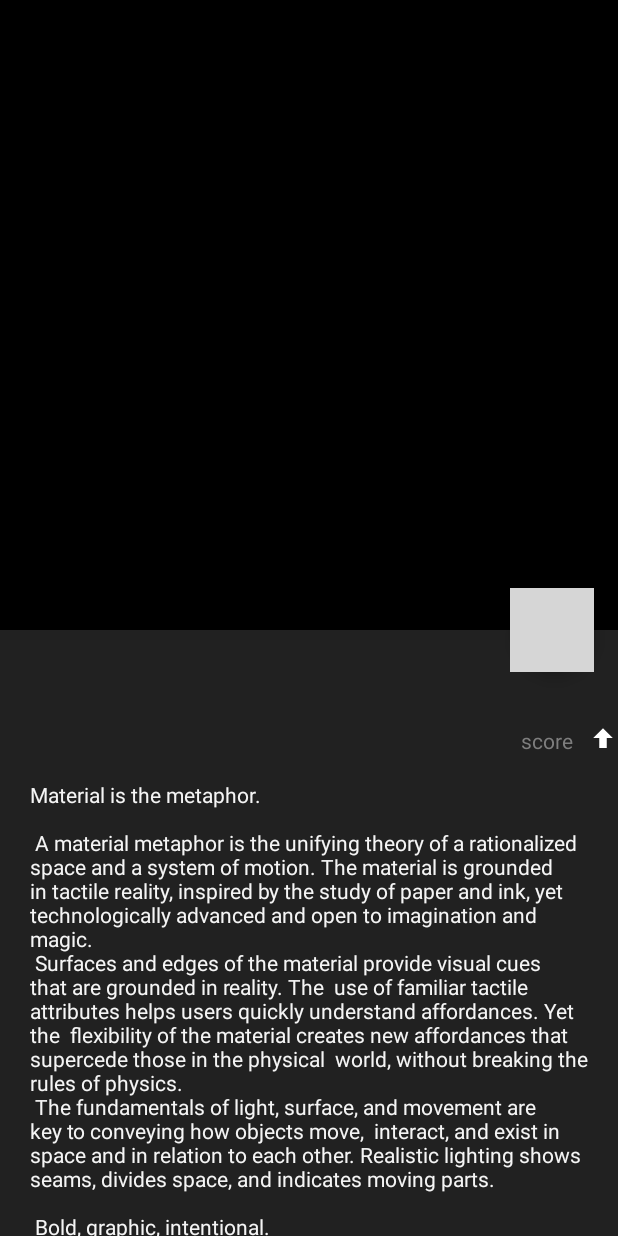
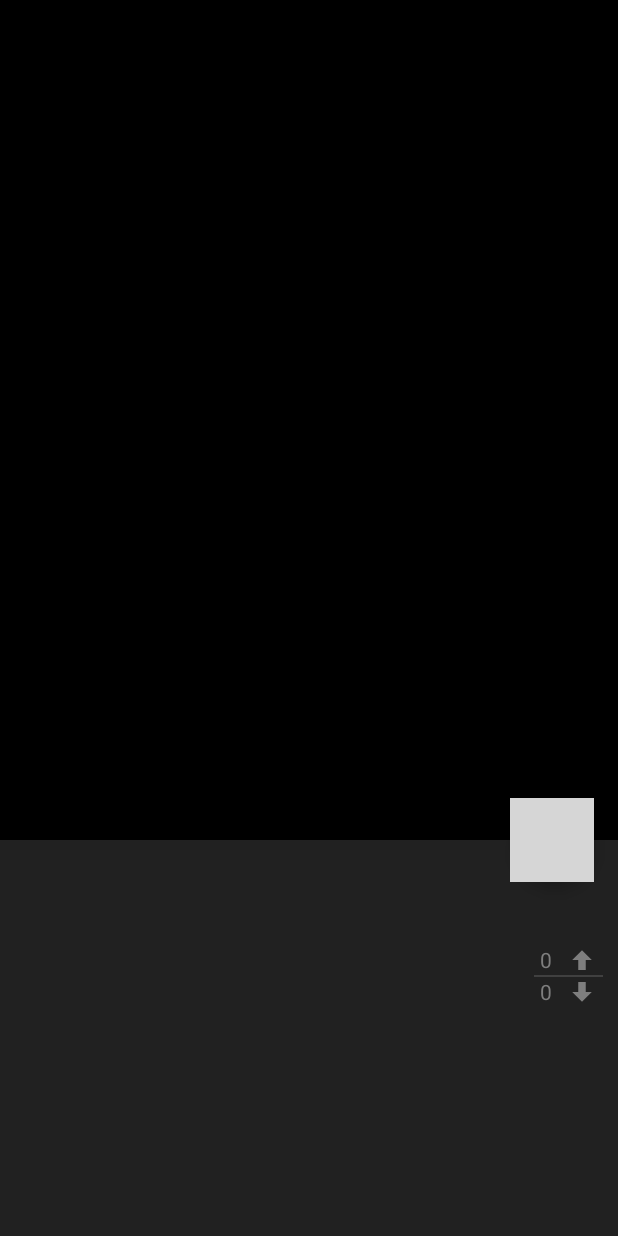
Before and after one commit to ryealb/test_platform, an Android app: the layout post_fragment.xml on its own in the app's theme, with its tools: preview values and no code run, on a phone screen of 412 x 824 dp. Run offline under Robolectric (Android 15) with nearby library versions, the phone set to English and light mode, and no system bars; plain views replace PhotoView; grey boxes are pictures that could not be loaded.

Commit message:
update 1000

```diff
--- a/app/src/main/java/com/thingsandsuch/tester/PostFragment.java
+++ b/app/src/main/java/com/thingsandsuch/tester/PostFragment.java
@@ -27,6 +27,7 @@ import java.io.File;
 import java.io.FileOutputStream;
 import java.io.InputStream;
 import java.io.OutputStream;
+import java.util.Objects;
 
 public class PostFragment extends Fragment {
     @Override
@@ -35,7 +36,7 @@ public class PostFragment extends Fragment {
         Bundle bundle = this.getArguments();
 
         LinearLayout toolbar_layout = (LinearLayout) (getActivity()).findViewById(R.id.toolbar_layout);
-        toolbar_layout.setVisibility(View.INVISIBLE);
+        toolbar_layout.setVisibility(View.GONE);
 
         if (bundle != null) {
             String title = bundle.getString("title", "");
@@ -44,7 +45,7 @@ public class PostFragment extends Fragment {
             String preview_url = bundle.getString("preview_url");
             final String hd_url = bundle.getString("hd_url");
 
-
+            // TITLE
             TextView txt_title = (TextView) post_view.findViewById(R.id.post_info_title);
             TextView txt_title_2 = (TextView) post_view.findViewById(R.id.post_info_title_2);
 
@@ -53,7 +54,6 @@ public class PostFragment extends Fragment {
                 String[] split_title = title.split("\\s+");
                 String title_1 = "";
                 String title_2 = "";
-
 
                 for (String aSplit_title : split_title) {
                     if (in_top_line && title_1.length() < 24 && title_1.length() + aSplit_title.length() + 1 <= 24) {
@@ -64,22 +64,30 @@ public class PostFragment extends Fragment {
                     }
                 }
                 txt_title.setText(title_1);
-                txt_title_2.setVisibility(View.VISIBLE);
-                txt_title_2.setText(title_2);
+                if (!Objects.equals(title_2, "")) {
+                    Log.d("TITLE", "show" + title_2);
+                    txt_title_2.setVisibility(View.VISIBLE);
+                    txt_title_2.setText(title_2);
+                } else {
+                    txt_title_2.setVisibility(View.GONE);
+                }
+
 
             } else {
                 txt_title.setText(title);
                 txt_title_2.setVisibility(View.INVISIBLE);
             }
 
+            // AUTHOR
+            TextView lbl_author = (TextView) post_view.findViewById(R.id.post_info_author);
+            String disp_author = "- " + author.toUpperCase();
+            lbl_author.setText(disp_author);
 
-
-            TextView lbl_author = (TextView) post_view.findViewById(R.id.post_info_author);
-            lbl_author.setText(author.toUpperCase());
-
+            // VOTES
             TextView txt_score = (TextView) post_view.findViewById(R.id.post_info_upvote);
             txt_score.setText(score);
 
+            // SET WALL BUTTON
             FloatingActionButton btn_set_wall  = (FloatingActionButton) post_view.findViewById(R.id.btn_set_wall);
             btn_set_wall.setOnClickListener(new FloatingActionButton.OnClickListener() {
                 public void onClick(View v) {
@@ -87,9 +95,9 @@ public class PostFragment extends Fragment {
                 }
             });
 
+            // POST IMAGE
             PhotoView photoView = (PhotoView) post_view.findViewById(R.id.photo_view);
             photoView.setScaleType(ImageView.ScaleType.FIT_CENTER);
-
             Glide.with(post_view.getContext())
                     .load(preview_url)
                     .into(photoView);
--- a/app/src/main/java/com/thingsandsuch/tester/RecyclerFragment.java
+++ b/app/src/main/java/com/thingsandsuch/tester/RecyclerFragment.java
@@ -94,9 +94,7 @@ public class RecyclerFragment extends Fragment  implements FragmentCommunicator{
     @Override
     public void onCreate(Bundle savedInstanceState) {
         super.onCreate(savedInstanceState);
-
         Log.d("RECYCLER","create");
-
     }
 
 
--- a/app/src/main/res/drawable-v21/ico_downvote.xml
+++ b/app/src/main/res/drawable-v21/ico_downvote.xml
@@ -3,5 +3,5 @@
     android:width="24dp"
     android:viewportWidth="24"
     android:viewportHeight="24">
-    <path android:fillColor="#ffffff" android:pathData="M9,4H15V12H19.84L12,19.84L4.16,12H9V4Z" />
+    <path android:fillColor="#7e7e7e" android:pathData="M9,4H15V12H19.84L12,19.84L4.16,12H9V4Z" />
 </vector>
--- a/app/src/main/res/drawable-v21/ico_upvote.xml
+++ b/app/src/main/res/drawable-v21/ico_upvote.xml
@@ -3,5 +3,5 @@
     android:width="24dp"
     android:viewportWidth="24"
     android:viewportHeight="24">
-    <path android:fillColor="#ffffff" android:pathData="M15,20H9V12H4.16L12,4.16L19.84,12H15V20Z" />
+    <path android:fillColor="#7e7e7e" android:pathData="M15,20H9V12H4.16L12,4.16L19.84,12H15V20Z" />
 </vector>
--- a/app/src/main/res/layout/content_post_activity_two.xml
+++ /dev/null
@@ -1,17 +0,0 @@
-<?xml version="1.0" encoding="utf-8"?>
-<android.support.v4.widget.NestedScrollView xmlns:android="http://schemas.android.com/apk/res/android"
-    xmlns:app="http://schemas.android.com/apk/res-auto"
-    xmlns:tools="http://schemas.android.com/tools"
-    android:layout_width="match_parent"
-    android:layout_height="match_parent"
-    app:layout_behavior="@string/appbar_scrolling_view_behavior"
-    tools:context="com.thingsandsuch.tester.PostActivity_two"
-    tools:showIn="@layout/post_activity_two">
-
-    <TextView
-        android:layout_width="wrap_content"
-        android:layout_height="wrap_content"
-        android:layout_margin="@dimen/text_margin"
-        android:text="@string/large_text" />
-
-</android.support.v4.widget.NestedScrollView>
--- a/app/src/main/res/layout/post_fragment.xml
+++ b/app/src/main/res/layout/post_fragment.xml
@@ -8,7 +8,7 @@
     <android.support.design.widget.AppBarLayout
         android:id="@+id/app_bar"
         android:layout_width="match_parent"
-        android:layout_height="420dp"
+        android:layout_height="560dp"
         android:fitsSystemWindows="true"
         android:theme="@style/AppTheme.AppBarOverlay">
 
--- a/app/src/main/res/layout/post_info.xml
+++ b/app/src/main/res/layout/post_info.xml
@@ -8,43 +8,73 @@
     android:background="@color/color_info_card"
     tools:showIn="@layout/post_fragment">
 
-    <LinearLayout
+    <RelativeLayout
+        android:layout_alignParentTop="true"
         android:layout_width="match_parent"
         android:layout_height="match_parent"
-        android:paddingStart="4dp"
         android:orientation="vertical">
+
+        <!--TITLE-->
+        <LinearLayout
+            android:id="@+id/post_info_lyt_title"
+            android:orientation="vertical"
+            android:layout_width="wrap_content"
+            android:layout_height="wrap_content">
 
             <TextView
                 android:id="@+id/post_info_title"
                 android:textColor="@color/colorText"
-            android:textSize="25dp"
-            android:layout_width="match_parent"
-            android:layout_height="wrap_content"/>
+                android:textSize="25sp"
+                android:layout_width="wrap_content"
+                android:layout_height="wrap_content"
+                android:paddingTop="4dp"
+                android:paddingStart="8dp"
+                android:paddingEnd="8dp"/>
 
             <TextView
                 android:id="@+id/post_info_title_2"
                 android:textColor="@color/color_sub_title"
                 android:textSize="20sp"
-            android:layout_width="match_parent"
-            android:paddingRight="80dp"
-            android:layout_height="wrap_content"/>
+                android:layout_width="wrap_content"
+                android:layout_height="wrap_content"
+                android:paddingStart="10dp"
+                android:paddingEnd="84dp"/>
 
-        <LinearLayout
-            android:orientation="horizontal"
-            android:layout_width="match_parent"
-            android:layout_height="wrap_content">
+        </LinearLayout>
+
+
 
         <TextView
             android:id="@+id/post_info_author"
+            android:layout_below="@+id/post_info_lyt_title"
             android:textColor="@color/color_text_dark"
-                android:textSize="16sp"
+            android:textSize="14sp"
+            android:paddingTop="4dp"
             android:layout_width="wrap_content"
-                android:layout_height="wrap_content"/>
+            android:layout_height="wrap_content"
+            android:paddingStart="10dp"
+            android:paddingEnd="8dp"/>
 
-            <Space
-                android:layout_width="0dp"
-                android:layout_height="wrap_content"
-                android:layout_weight="1" />
+        <!--VOTES-->
+        <LinearLayout
+            android:id="@+id/post_info_lyt_votes"
+            android:layout_alignParentEnd="true"
+            android:orientation="vertical"
+            android:paddingStart="10dp"
+            android:paddingEnd="10dp"
+            android:paddingTop="4dp"
+            android:layout_below="@id/post_info_lyt_title"
+            android:layout_width="wrap_content"
+            android:layout_height="wrap_content">
+
+            <LinearLayout
+                android:id="@+id/post_info_lyt_upvotes"
+                android:orientation="horizontal"
+                android:layout_gravity="end"
+                android:layout_marginStart="4dp"
+                android:layout_marginEnd="4dp"
+                android:layout_width="wrap_content"
+                android:layout_height="wrap_content">
 
                 <TextView
                     android:id="@+id/post_info_upvote"
@@ -52,23 +82,59 @@
                     android:layout_height="wrap_content"
                     android:textColor="@color/color_text_dark"
                     android:paddingRight="10dp"
-                android:text="score"/>
+                    android:text="0"/>
 
                 <ImageView
                     android:layout_width="20dp"
                     android:layout_height="20dp"
-                android:paddingRight="20dp"
                     android:background="@drawable/ico_upvote"/>
 
             </LinearLayout>
 
+            <View
+                android:layout_width="match_parent"
+                android:layout_height="1dp"
+                android:background="@color/color_post_info_line"/>
+
+            <LinearLayout
+                android:id="@+id/post_info_lyt_downvotes"
+                android:orientation="horizontal"
+                android:layout_gravity="end"
+                android:layout_marginStart="4dp"
+                android:layout_marginEnd="4dp"
+                android:layout_width="wrap_content"
+                android:layout_height="wrap_content">
+
                 <TextView
+                    android:id="@+id/post_info_downvote"
                     android:layout_width="wrap_content"
                     android:layout_height="wrap_content"
-            android:layout_margin="@dimen/text_margin"
-            android:textColor="@color/colorText"
-            android:text="@string/large_text" />
+                    android:textColor="@color/color_text_dark"
+                    android:paddingRight="10dp"
+                    android:text="0"/>
+
+                <ImageView
+                    android:layout_width="20dp"
+                    android:layout_height="20dp"
+                    android:background="@drawable/ico_downvote"/>
 
             </LinearLayout>
 
+        </LinearLayout>
+
+        <android.support.v7.widget.RecyclerView
+            android:id="@+id/post_info_comments_view"
+            android:layout_below="@+id/post_info_lyt_votes"
+            android:layout_width="match_parent"
+            android:layout_height="wrap_content" />
+
+        <!--<TextView-->
+            <!--android:layout_below="@+id/post_info_lyt_votes"-->
+            <!--android:layout_width="wrap_content"-->
+            <!--android:layout_height="wrap_content"-->
+            <!--android:layout_margin="@dimen/text_margin"-->
+            <!--android:textColor="@color/colorText"-->
+            <!--android:text="@string/large_text" />-->
+    </RelativeLayout>
+
 </android.support.v4.widget.NestedScrollView>
--- a/app/src/main/res/values/colors.xml
+++ b/app/src/main/res/values/colors.xml
@@ -2,10 +2,11 @@
 <resources>
     <color name="colorPrimary">#000000</color>
     <color name="colorPrimaryDark">#000000</color>
-    <color name="color_banner_shade">#212121</color>
+    <color name="color_banner_shade">#3b3b3b</color>
     <color name="color_info_card">#212121</color>
     <color name="colorAccent">#0089e9</color>
     <color name="colorText">#F5F5F5</color>
-    <color name="color_sub_title">#d4d4d4</color>
+    <color name="color_sub_title">#bfbfbf</color>
+    <color name="color_post_info_line">#404040</color>
     <color name="color_text_dark">#7e7e7e</color>
 </resources>
```
Also changed, not shown: app/src/main/java/com/thingsandsuch/tester/PostsRecyclerAdapter.java (+0 -9 lines). Lines whose indentation alone changed are shown as unchanged.
